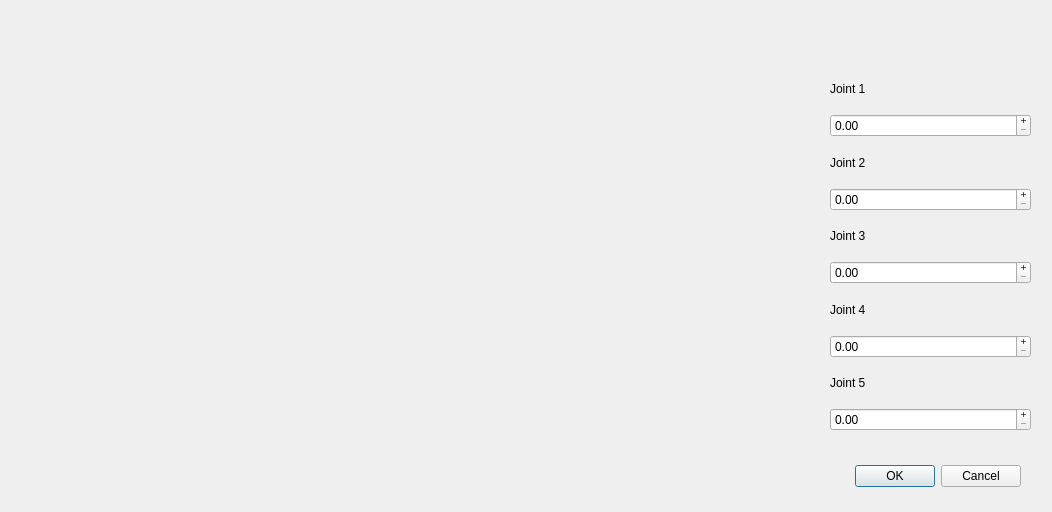
The window that code/GUI.ui (thibaut-bourgeais/robot-5-nema-14) describes before a commit, drawn with Qt 5.
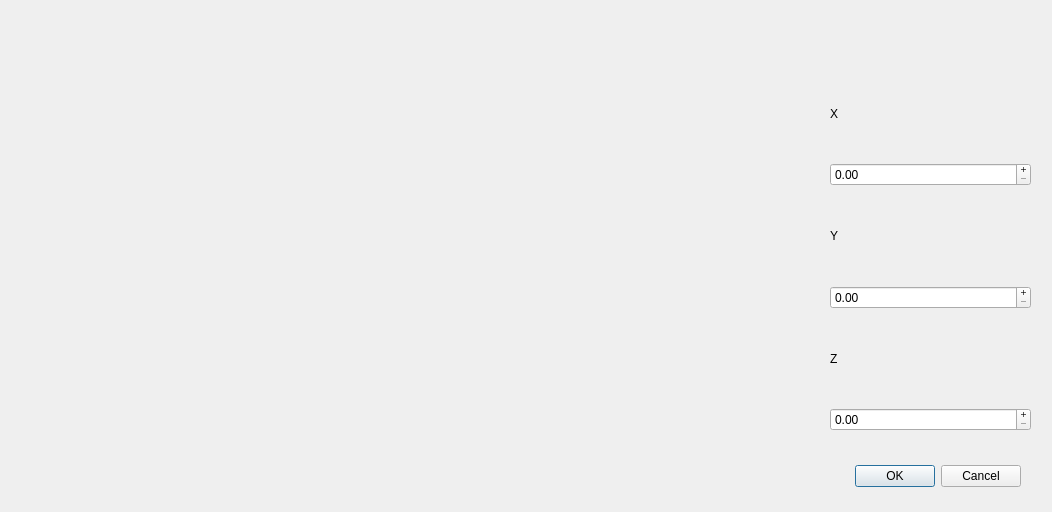
The same window after the commit.

The edit to the form file:
```diff
--- a/code/GUI.ui
+++ b/code/GUI.ui
@@ -42,7 +42,7 @@
     <item>
      <widget class="QLabel" name="labelJ1">
       <property name="text">
-       <string>Joint 1</string>
+       <string>X</string>
       </property>
      </widget>
     </item>
@@ -56,7 +56,7 @@
     <item>
      <widget class="QLabel" name="labelJ2">
       <property name="text">
-       <string>Joint 2</string>
+       <string>Y</string>
       </property>
      </widget>
     </item>
@@ -70,40 +70,12 @@
     <item>
      <widget class="QLabel" name="labelJ3">
       <property name="text">
-       <string>Joint 3</string>
+       <string>Z</string>
       </property>
      </widget>
     </item>
     <item>
-     <widget class="QDoubleSpinBox" name="spinnerJ3">
-      <property name="buttonSymbols">
-       <enum>QAbstractSpinBox::PlusMinus</enum>
-      </property>
-     </widget>
-    </item>
-    <item>
-     <widget class="QLabel" name="labelJ4">
-      <property name="text">
-       <string>Joint 4</string>
-      </property>
-     </widget>
-    </item>
-    <item>
-     <widget class="QDoubleSpinBox" name="spinnerJ4">
-      <property name="buttonSymbols">
-       <enum>QAbstractSpinBox::PlusMinus</enum>
-      </property>
-     </widget>
-    </item>
-    <item>
-     <widget class="QLabel" name="labelJ5">
-      <property name="text">
-       <string>Joint 5</string>
-      </property>
-     </widget>
-    </item>
-    <item>
-     <widget class="QDoubleSpinBox" name="spinnerJ5">
+     <widget class="QDoubleSpinBox" name="spinnerZ">
       <property name="buttonSymbols">
        <enum>QAbstractSpinBox::PlusMinus</enum>
       </property>
```
Left out of the diff: 10 changed lines with no effect on the pictures.
